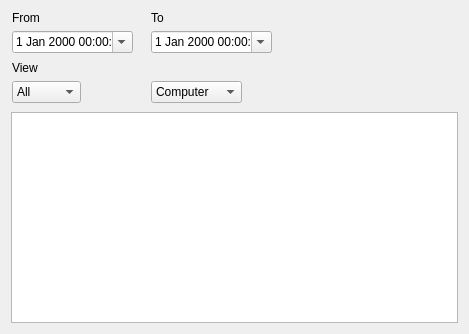
Old version of the form client/gui/statisticswidget.ui in the repository EPecherkin/diplom.
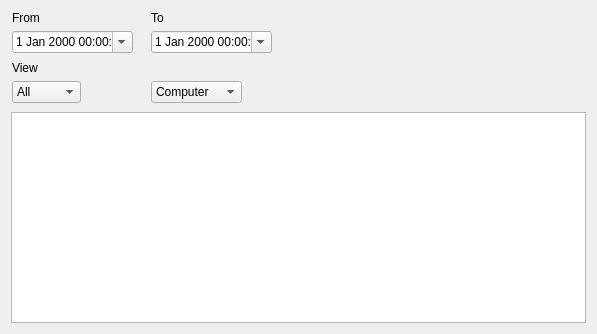
New version of the form.

```diff
--- a/client/gui/statisticswidget.ui
+++ b/client/gui/statisticswidget.ui
@@ -6,7 +6,7 @@
    <rect>
     <x>0</x>
     <y>0</y>
-    <width>469</width>
+    <width>597</width>
     <height>334</height>
    </rect>
   </property>
```
